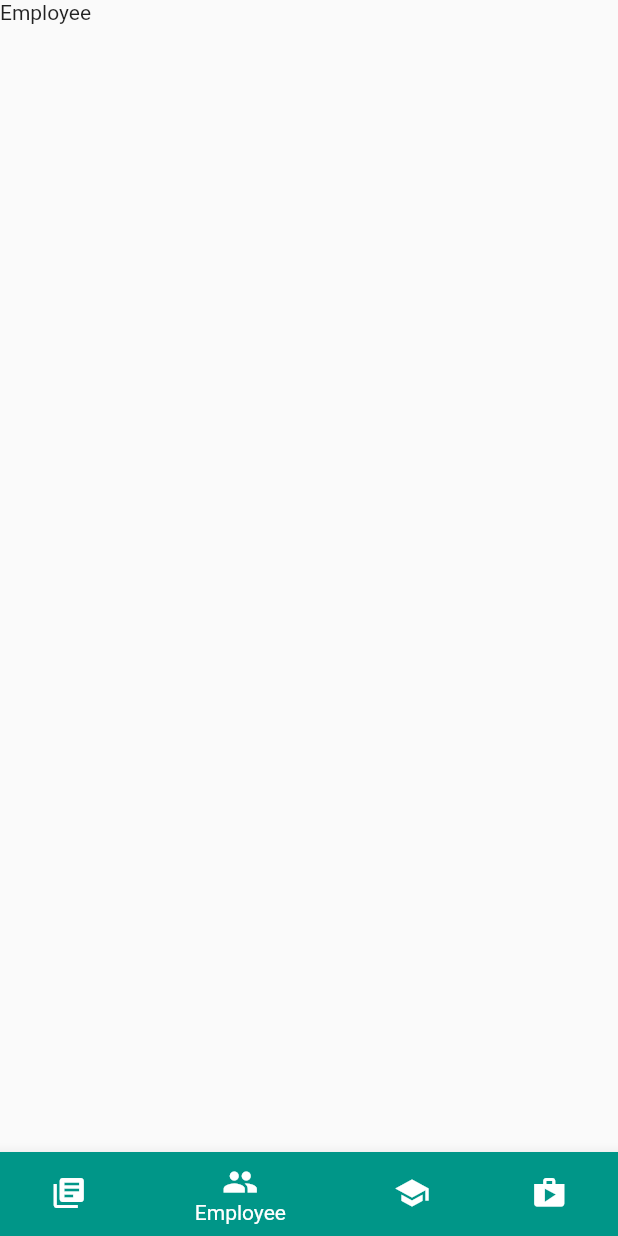
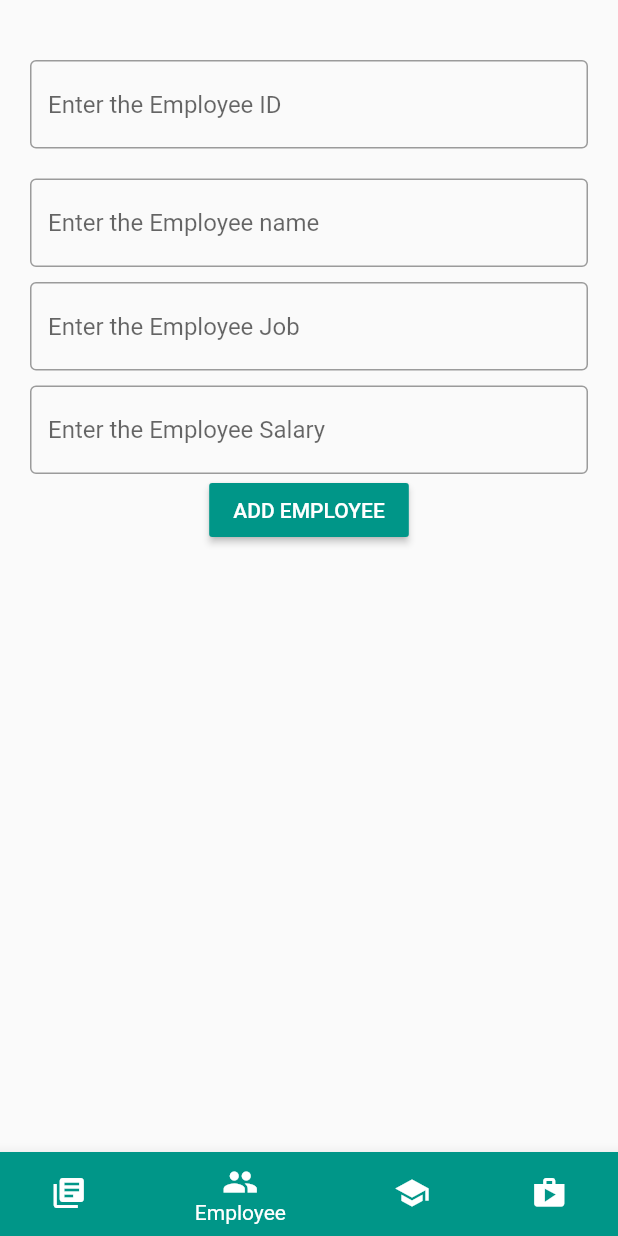
Before and after one commit to Esther145/add-employee-student-product-book-details-with-flutter, a Flutter app: the screen it shows after launch, item 2 of the bottom bar chosen, on a phone screen of 412 x 824 dp. Run offline on Flutter 3.47's test engine with Material 2 defaults, Android fonts, the phone set to English and light mode, and no system bars.

Commit message:
Adding Employees

```diff
--- a/lib/views/employee.dart
+++ b/lib/views/employee.dart
@@ -6,11 +6,111 @@ class Employees extends StatefulWidget {
 }
 
 class _EmployeesState extends State<Employees> {
+  TextEditingController ename =TextEditingController();
+  TextEditingController ejob=TextEditingController();
+  TextEditingController eid=TextEditingController();
+  TextEditingController esal=TextEditingController();
+  var enames=[];
+  var eids=[];
+  var ejobs=[];
+  var esals=[];
   @override
   Widget build(BuildContext context) {
-    return Container(
-      child:
-      Text("Employee"),
+    return SingleChildScrollView(
+      child: Container(
+        margin: EdgeInsets.all(20.0),
+        child:
+        Column(
+
+          children: <Widget>[
+
+            SizedBox(height: 20.0,),
+            TextField(
+              controller: eid,
+              decoration: InputDecoration(
+                hintText: "Enter the Employee ID",
+                border: OutlineInputBorder(),
+              ),
+            ),
+          SizedBox(height: 20.0,),
+          TextField(
+            controller: ename,
+            decoration: InputDecoration(
+              hintText: "Enter the Employee name",
+              border: OutlineInputBorder(),
+            ),
+
+          ),
+          SizedBox(height: 10.0,),
+          TextField(
+            controller: ejob,
+            decoration: InputDecoration(
+              hintText: "Enter the Employee Job",
+              border: OutlineInputBorder(),
+            ),
+          ),
+            SizedBox(height: 10.0,),
+            TextField(
+              controller: esal,
+              decoration: InputDecoration(
+                hintText: "Enter the Employee Salary",
+                border: OutlineInputBorder(),
+              ),
+            ),
+            RaisedButton(
+              child: Text("ADD EMPLOYEE",style: TextStyle(color: Colors.white),),
+              color: Colors.teal,
+              onPressed: ()
+            {
+              var name =ename.text;
+              var job=ejob.text;
+              var id=eid.text;
+              var sal=esal.text;
+              setState(() {
+                enames.add(name);
+                ejobs.add(job);
+                eids.add(id);
+                esals.add(sal);
+
+              });
+            },
+            ),
+            ListView.builder(
+                shrinkWrap: true,
+                itemCount: enames.length==null?0:enames.length,
+
+                itemBuilder: (context,index)
+                {
+                  return Card(
+                    elevation: 19.0,
+                    child: ListTile(
+                      leading: Icon(Icons.perm_identity,size: 30.0,color: Colors.teal,),
+                      trailing: GestureDetector(
+
+                        onTap: ()
+                        {
+                          setState(() {
+                            enames.removeAt(index);
+                            ejobs.removeAt(index);
+                            eids.removeAt(index);
+                            esals.add(index);
+                          });
+                        },
+                        child: Icon(Icons.clear,size: 30.0,color: Colors.teal,),
+
+                      ),
+                      title: Text(eids[index].toString()),
+                      subtitle: Text("\nName:"+enames[index].toString()+"\nJob:"+ejobs[index].toString()+"\nSalary:"+esals[index].toString()),
+                    ),
+
+                  );
+                }
+
+            ),
+
+          ],
+        )
+      ),
     );
   }
 }
```
